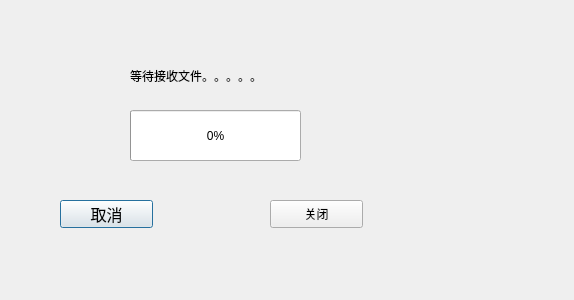
Qt form OICQ/tcpclient.ui (OvOq/Oicq2.0) before a commit.
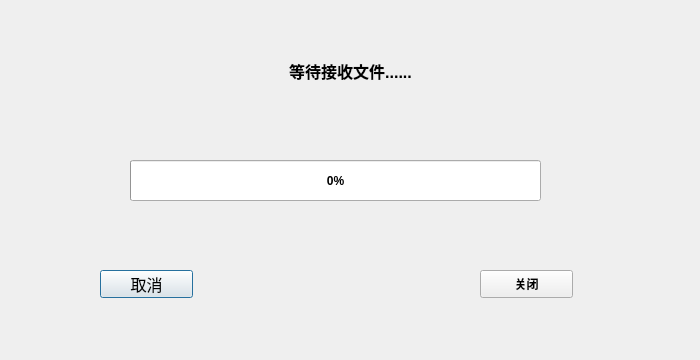
The same form after that commit.

Commit message: 传文件终于实现啦！！

The edit to the form file:
```diff
--- a/OICQ/tcpclient.ui
+++ b/OICQ/tcpclient.ui
@@ -6,33 +6,47 @@
    <rect>
     <x>0</x>
     <y>0</y>
-    <width>574</width>
-    <height>300</height>
+    <width>700</width>
+    <height>360</height>
    </rect>
   </property>
+  <property name="font">
+   <font>
+    <weight>75</weight>
+    <bold>true</bold>
+   </font>
+  </property>
   <property name="windowTitle">
    <string>接收端</string>
   </property>
   <widget class="QLabel" name="tcpClientStatusLabel">
    <property name="geometry">
     <rect>
-     <x>130</x>
-     <y>50</y>
-     <width>131</width>
-     <height>51</height>
+     <x>260</x>
+     <y>40</y>
+     <width>181</width>
+     <height>61</height>
     </rect>
    </property>
+   <property name="font">
+    <font>
+     <pointsize>12</pointsize>
+    </font>
+   </property>
    <property name="text">
-    <string>等待接收文件。。。。。。</string>
+    <string>等待接收文件......</string>
+   </property>
+   <property name="alignment">
+    <set>Qt::AlignCenter</set>
    </property>
   </widget>
   <widget class="QProgressBar" name="progressBar">
    <property name="geometry">
     <rect>
      <x>130</x>
-     <y>110</y>
-     <width>171</width>
-     <height>51</height>
+     <y>160</y>
+     <width>411</width>
+     <height>41</height>
     </rect>
    </property>
    <property name="value">
@@ -42,8 +56,8 @@
   <widget class="QPushButton" name="tcpClientCancleBtn">
    <property name="geometry">
     <rect>
-     <x>60</x>
-     <y>200</y>
+     <x>100</x>
+     <y>270</y>
      <width>93</width>
      <height>28</height>
     </rect>
@@ -62,8 +76,8 @@
   <widget class="QPushButton" name="tcpClientCloseBtn">
    <property name="geometry">
     <rect>
-     <x>270</x>
-     <y>200</y>
+     <x>480</x>
+     <y>270</y>
      <width>93</width>
      <height>28</height>
     </rect>
```
The commit also changes 4 other files.
